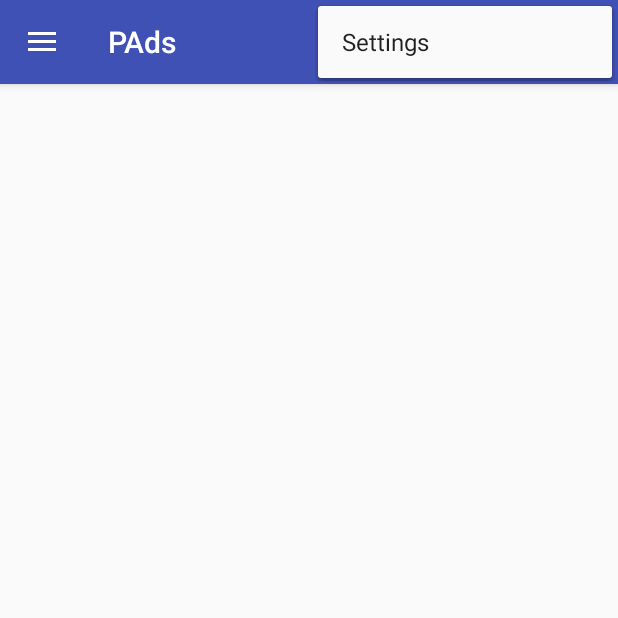
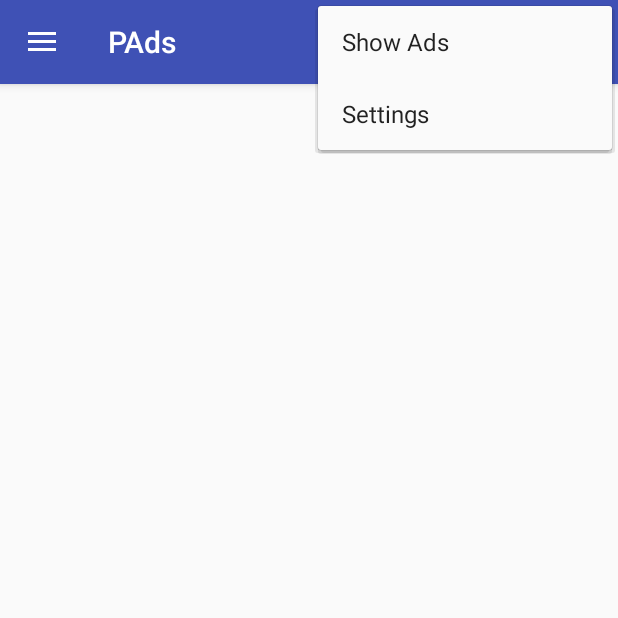
Before and after one commit to junvirgabi/PAds, an Android app: the screen it shows after launch (MainActivity), with the options menu open, on a phone screen of 412 x 824 dp, the top half of it. Run offline under Robolectric (Android 15) with nearby library versions, the phone set to English and light mode, and no system bars; libraries missing offline, so code that uses them is left out: com.facebook; 3 statements that could not run were skipped.

Commit message:
*Created a menu item to show ads

```diff
--- a/app/src/main/java/com/pads/MainActivity.java
+++ b/app/src/main/java/com/pads/MainActivity.java
@@ -57,8 +57,6 @@ public class MainActivity extends AppCompatActivity implements NavigationView.On
 
         imgAd = (ImageView) findViewById(R.id.imgViewAd);
 
-        new getAds().execute();
-
     }
 
     @Override
@@ -78,6 +76,8 @@ public class MainActivity extends AppCompatActivity implements NavigationView.On
         //noinspection SimplifiableIfStatement
         if (id == R.id.action_settings) {
             return true;
+        } else if (id == R.id.action_show_ads) {
+            new getAds().execute();
         }
 
         return super.onOptionsItemSelected(item);
--- a/app/src/main/res/menu/menu_main.xml
+++ b/app/src/main/res/menu/menu_main.xml
@@ -2,6 +2,12 @@
     xmlns:app="http://schemas.android.com/apk/res-auto"
     xmlns:tools="http://schemas.android.com/tools"
     tools:context="com.pads.MainActivity">
+
+    <item
+        android:id="@+id/action_show_ads"
+        android:title="@string/action_show_ads"
+        app:showAsAction="never" />
+
     <item
         android:id="@+id/action_settings"
         android:orderInCategory="100"
--- a/app/src/main/res/values/strings.xml
+++ b/app/src/main/res/values/strings.xml
@@ -9,5 +9,6 @@
     <string name="navigation_drawer_open">Open navigation drawer</string>
     <string name="navigation_drawer_close">Close navigation drawer</string>
     <string name="eula">PAds (Pointed Advertisements) is an application add on that integrates mobile banner ads into this application. Its main function is to push advertisements that is relevant and tailored to your interests. For this to work, first, you will have to login to your Facebook account below and approve the needed permission. The security of your Personal Information is important to us and is kept confidential.</string>
+    <string name="action_show_ads">Show Ads</string>
 
 </resources>
```
